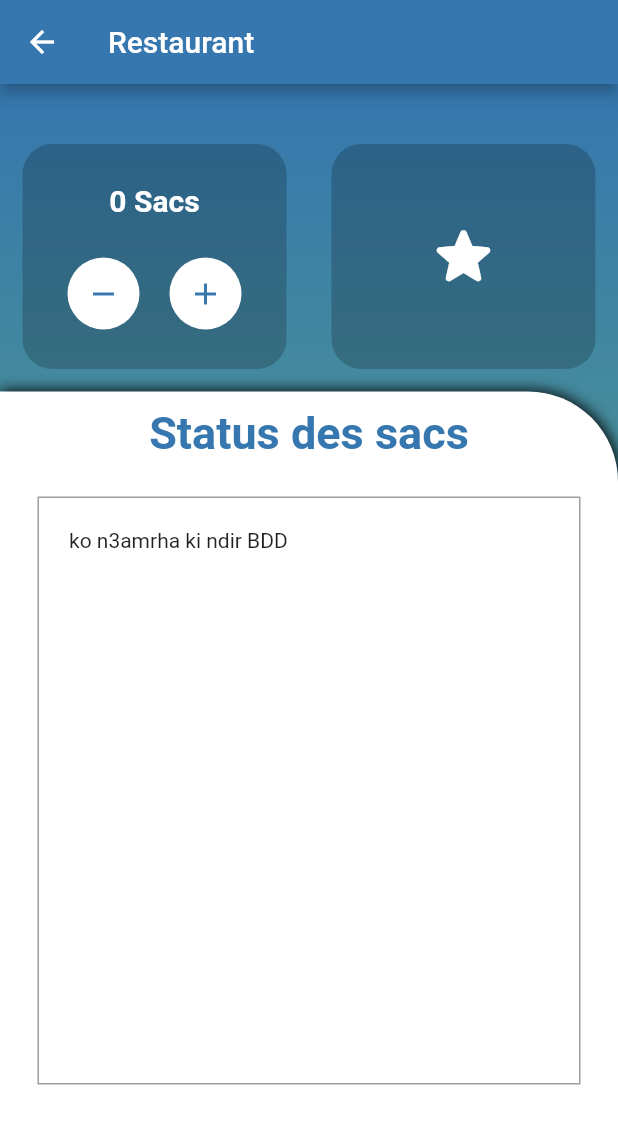
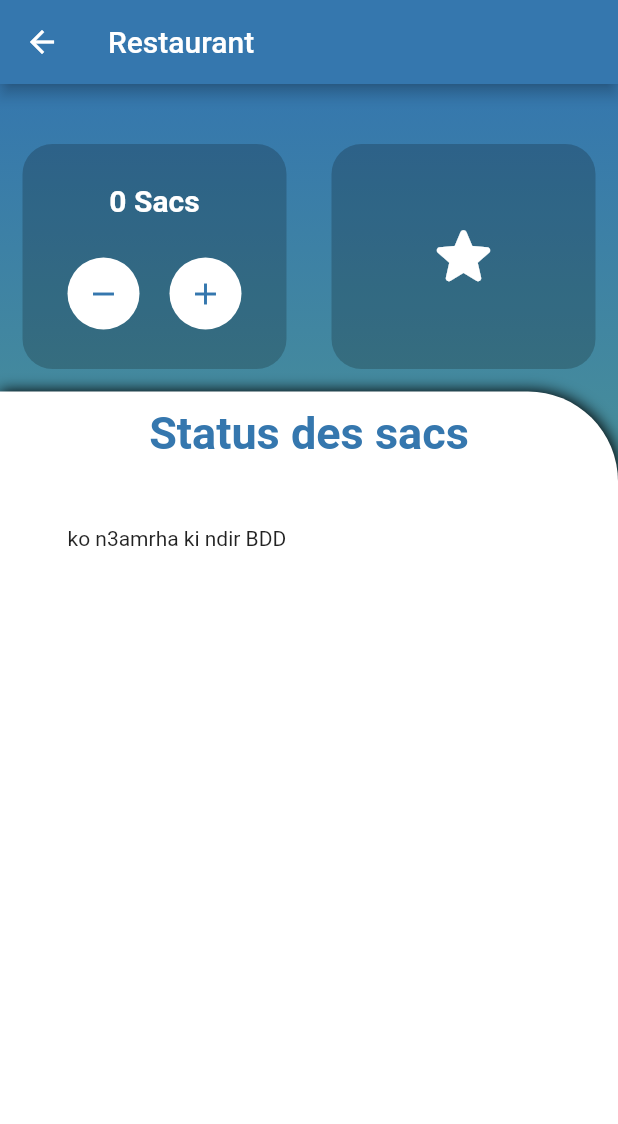
Before and after one commit to Taki-Takieddine/Save-Us, a Flutter app: the Restaurent screen opened directly, on a phone screen of 412 x 824 dp. Shown: the top 1124 px of the screen. Run offline on Flutter 3.47's test engine with Material 2 defaults, Android fonts, the phone set to English and light mode, and no system bars; our stand-ins replace cloud_firestore, firebase_auth, firebase_core, geolocator, google_maps_flutter; accounts and stored records are empty.

Commit message:
problem resto ui fixed

```diff
--- a/lib/screen/restaurent.dart
+++ b/lib/screen/restaurent.dart
@@ -46,6 +46,7 @@ class _Restaurent extends State<Restaurent> {
                 )
                 ),
 
+                child: SingleChildScrollView(
                   child: Column(
                     mainAxisAlignment: MainAxisAlignment.spaceEvenly,
                           children: <Widget>[
@@ -133,8 +134,7 @@ class _Restaurent extends State<Restaurent> {
                       ),
                     ],
                   ),
-                Expanded(
-                  child: Container(
+                  Container(
                      width: MediaQuery.of(context).size.width,
                      height: MediaQuery.of(context).size.height,
                     decoration: const BoxDecoration(
@@ -159,10 +159,7 @@ class _Restaurent extends State<Restaurent> {
 
                                       width: MediaQuery.of(context).size.width,
                                       margin: const EdgeInsets.all(25),
-                                      decoration: BoxDecoration(
 
-                                       border: Border.all(color: Colors.grey),
-                                      ),
                                               child:Container(
                                                 width:MediaQuery.of(context).size.width ,
                                                 margin: const EdgeInsets.all(20),
@@ -171,8 +168,8 @@ class _Restaurent extends State<Restaurent> {
                       )],
                     ),
                      ),
+                          ],
                          ),
-                        ],
                 )
           ),
         ),
```
Lines whose indentation alone changed are shown as unchanged.
